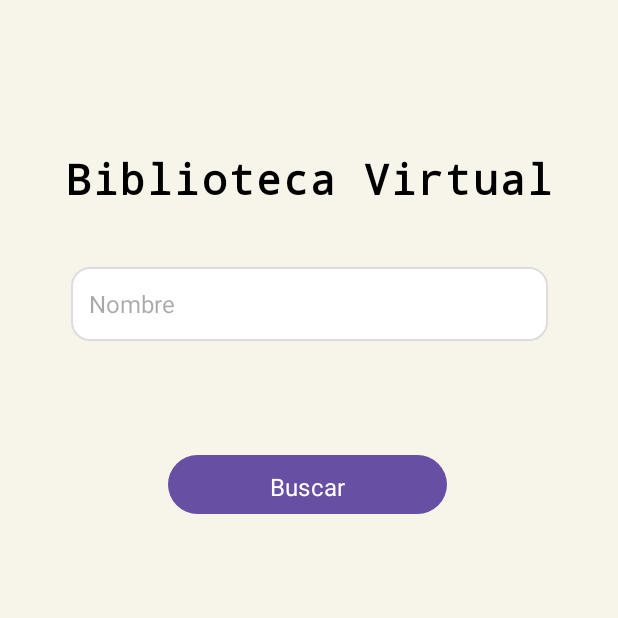
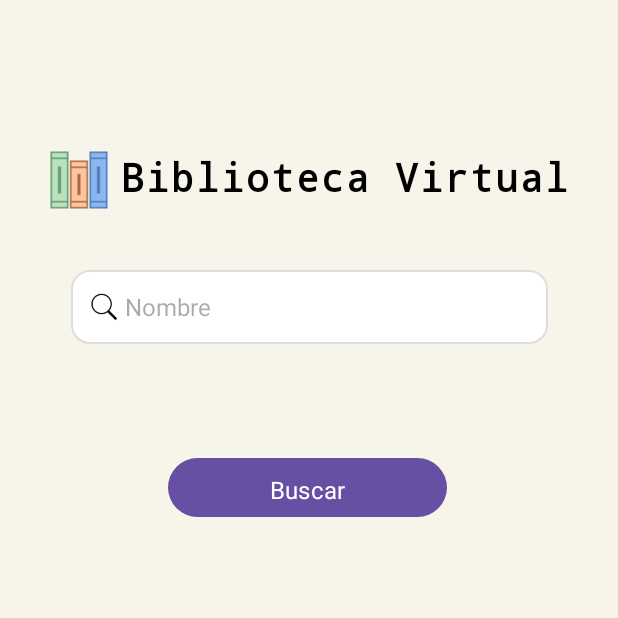
Before and after one commit to Csoria30/DesarrolloMovil, an Android app: the screen it shows after launch (MainActivity), on a phone screen of 412 x 824 dp, the top half of it. Run offline under Robolectric (Android 15) with nearby library versions, the phone set to English and light mode, and no system bars.

Commit message:
Implementacion de iconos en la vista MainActivity

```diff
--- a/TrabajoPractico2/app/src/main/java/com/ulp/trabajopractico2/View/MainActivity.java
+++ b/TrabajoPractico2/app/src/main/java/com/ulp/trabajopractico2/View/MainActivity.java
@@ -1,10 +1,13 @@
 package com.ulp.trabajopractico2.View;
 
 import android.content.Intent;
+import android.graphics.drawable.Drawable;
 import android.os.Bundle;
+import android.util.TypedValue;
 
 import androidx.activity.EdgeToEdge;
 import androidx.appcompat.app.AppCompatActivity;
+import androidx.core.content.ContextCompat;
 import androidx.core.graphics.Insets;
 import androidx.core.view.ViewCompat;
 import androidx.core.view.WindowInsetsCompat;
@@ -28,6 +31,22 @@ public class MainActivity extends AppCompatActivity {
 
         EdgeToEdge.enable(this);
         setContentView(binding.getRoot());
+
+        // MODIFICAR EL TAMAÑO DEL ICONO
+        // Obtenemos el drawable
+        Drawable lupa = ContextCompat.getDrawable(this, R.drawable.lupa);
+
+        // Ajustamos tamaño del drawable (en píxeles)
+        int anchoIcono = 20;
+        int altoIcono = 20;
+        int ancho = (int) TypedValue.applyDimension(TypedValue.COMPLEX_UNIT_DIP, anchoIcono, getResources().getDisplayMetrics());
+        int alto  = (int) TypedValue.applyDimension(TypedValue.COMPLEX_UNIT_DIP, altoIcono, getResources().getDisplayMetrics());
+        lupa.setBounds(0, 0, ancho, alto);
+
+        // Asignamos el drawable al inicio del EditText
+        binding.etLibroBuscado.setCompoundDrawables(lupa, null, null, null);
+
+
         ViewCompat.setOnApplyWindowInsetsListener(findViewById(R.id.tvAutorLibro), (v, insets) -> {
             Insets systemBars = insets.getInsets(WindowInsetsCompat.Type.systemBars());
             v.setPadding(systemBars.left, systemBars.top, systemBars.right, systemBars.bottom);
--- a/TrabajoPractico2/app/src/main/res/layout/activity_main.xml
+++ b/TrabajoPractico2/app/src/main/res/layout/activity_main.xml
@@ -18,11 +18,17 @@
         android:letterSpacing="0.05"
         android:text="Biblioteca Virtual"
         android:textColor="@android:color/black"
-        android:textSize="28sp"
+        android:textSize="26sp"
         android:textStyle="bold"
+
         app:layout_constraintEnd_toEndOf="parent"
         app:layout_constraintStart_toStartOf="parent"
-        app:layout_constraintTop_toTopOf="parent" />
+        app:layout_constraintTop_toTopOf="parent"
+
+        android:drawableStart="@drawable/libros_icon"
+        android:drawablePadding="8dp"
+
+        />
 
     <EditText
         android:id="@+id/etLibroBuscado"
@@ -38,7 +44,11 @@
         app:layout_constraintEnd_toEndOf="parent"
         app:layout_constraintHorizontal_bias="0.5"
         app:layout_constraintStart_toStartOf="parent"
-        app:layout_constraintTop_toBottomOf="@+id/tvTitulo" />
+        app:layout_constraintTop_toBottomOf="@+id/tvTitulo"
+
+        android:drawableStart="@drawable/lupa"
+        android:drawablePadding="4dp"
+        />
 
     <Button
         android:id="@+id/btnBuscar"
```
Also changed, not shown: TrabajoPractico2/app/src/main/res/drawable/libros_icon.png (added), TrabajoPractico2/app/src/main/res/drawable/lupa.png (added).
